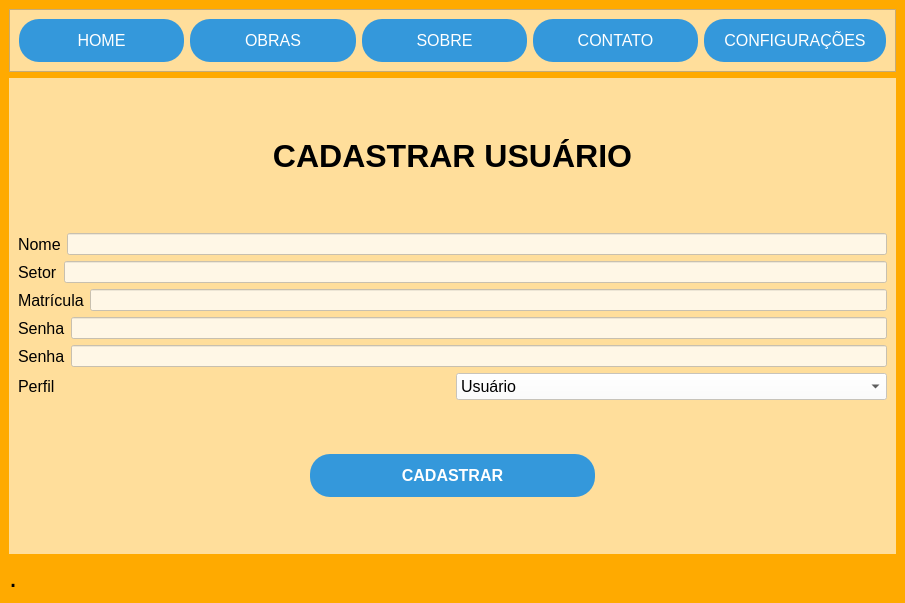
The window that UI/main.ui (luamAP/Projeto-Controle_de_obras) describes before a commit, drawn with Qt 5.
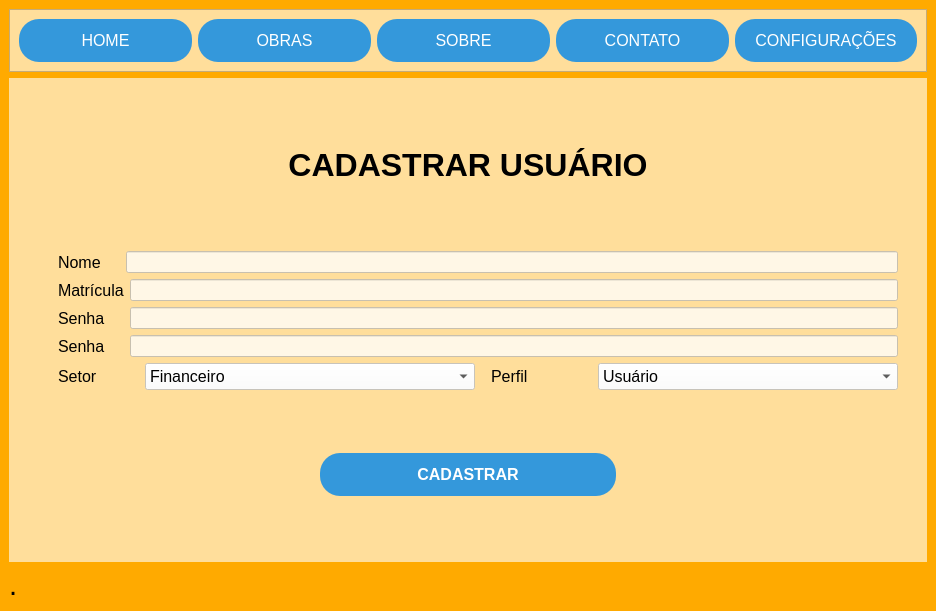
The same window after the commit. The open tabs and pages were chosen to show the change. Icons and pictures are not drawn.

```diff
--- a/UI/main.ui
+++ b/UI/main.ui
@@ -6,8 +6,8 @@
    <rect>
     <x>0</x>
     <y>0</y>
-    <width>905</width>
-    <height>603</height>
+    <width>936</width>
+    <height>611</height>
    </rect>
   </property>
   <property name="sizePolicy">
@@ -932,6 +932,15 @@
         </item>
         <item>
          <layout class="QHBoxLayout" name="horizontalLayout_2">
+          <property name="spacing">
+           <number>25</number>
+          </property>
+          <property name="leftMargin">
+           <number>40</number>
+          </property>
+          <property name="rightMargin">
+           <number>20</number>
+          </property>
           <item>
            <widget class="QLabel" name="label_3">
             <property name="font">
@@ -956,34 +965,14 @@
           </item>
          </layout>
         </item>
-        <item>
-         <layout class="QHBoxLayout" name="horizontalLayout_8">
-          <item>
-           <widget class="QLabel" name="label_10">
-            <property name="font">
-             <font>
-              <pointsize>12</pointsize>
-             </font>
-            </property>
-            <property name="styleSheet">
-             <string notr="true">background-color: rgb(255, 222, 155, 0);</string>
-            </property>
-            <property name="text">
-             <string>Setor</string>
-            </property>
-           </widget>
-          </item>
-          <item>
-           <widget class="QLineEdit" name="txt_setor">
-            <property name="styleSheet">
-             <string notr="true">background-color: rgb(255, 255, 255, 0.75);</string>
-            </property>
-           </widget>
-          </item>
-         </layout>
-        </item>
         <item>
          <layout class="QHBoxLayout" name="horizontalLayout_3">
+          <property name="leftMargin">
+           <number>40</number>
+          </property>
+          <property name="rightMargin">
+           <number>20</number>
+          </property>
           <item>
            <widget class="QLabel" name="label_4">
             <property name="font">
@@ -1010,6 +999,15 @@
         </item>
         <item>
          <layout class="QHBoxLayout" name="horizontalLayout_4">
+          <property name="spacing">
+           <number>25</number>
+          </property>
+          <property name="leftMargin">
+           <number>40</number>
+          </property>
+          <property name="rightMargin">
+           <number>20</number>
+          </property>
           <item>
            <widget class="QLabel" name="label_5">
             <property name="font">
@@ -1042,6 +1040,15 @@
         </item>
         <item>
          <layout class="QHBoxLayout" name="horizontalLayout_5">
+          <property name="spacing">
+           <number>25</number>
+          </property>
+          <property name="leftMargin">
+           <number>40</number>
+          </property>
+          <property name="rightMargin">
+           <number>20</number>
+          </property>
           <item>
            <widget class="QLabel" name="label_6">
             <property name="font">
@@ -1073,7 +1080,81 @@
          </layout>
         </item>
         <item>
+         <layout class="QHBoxLayout" name="horizontalLayout_19">
+          <property name="leftMargin">
+           <number>40</number>
+          </property>
+          <property name="rightMargin">
+           <number>20</number>
+          </property>
+          <item>
          <layout class="QHBoxLayout" name="horizontalLayout_7">
+            <property name="spacing">
+             <number>5</number>
+            </property>
+            <item>
+             <widget class="QLabel" name="label_10">
+              <property name="font">
+               <font>
+                <pointsize>12</pointsize>
+               </font>
+              </property>
+              <property name="styleSheet">
+               <string notr="true">background-color: rgb(255, 222, 155, 0);</string>
+              </property>
+              <property name="text">
+               <string>Setor</string>
+              </property>
+             </widget>
+            </item>
+            <item>
+             <widget class="QComboBox" name="cb_setor">
+              <property name="minimumSize">
+               <size>
+                <width>330</width>
+                <height>0</height>
+               </size>
+              </property>
+              <property name="font">
+               <font>
+                <pointsize>12</pointsize>
+               </font>
+              </property>
+              <property name="styleSheet">
+               <string notr="true">background-color: rgb(255, 255, 255, 0.75);</string>
+              </property>
+              <item>
+               <property name="text">
+                <string>Financeiro</string>
+               </property>
+              </item>
+              <item>
+               <property name="text">
+                <string>Contrato</string>
+               </property>
+              </item>
+              <item>
+               <property name="text">
+                <string>Engenharia</string>
+               </property>
+              </item>
+              <item>
+               <property name="text">
+                <string>Contábil</string>
+               </property>
+              </item>
+             </widget>
+            </item>
+           </layout>
+          </item>
+          <item>
+           <layout class="QHBoxLayout" name="horizontalLayout_8">
+            <property name="spacing">
+             <number>7</number>
+            </property>
+            <property name="leftMargin">
+             <number>10</number>
+            </property>
           <item>
            <widget class="QLabel" name="label_7">
             <property name="font">
@@ -1091,6 +1172,12 @@
           </item>
           <item>
            <widget class="QComboBox" name="cb_perfil">
+              <property name="minimumSize">
+               <size>
+                <width>300</width>
+                <height>0</height>
+               </size>
+              </property>
             <property name="font">
              <font>
               <pointsize>12</pointsize>
@@ -1118,6 +1205,8 @@
           </item>
          </layout>
         </item>
+         </layout>
+        </item>
         <item>
          <layout class="QHBoxLayout" name="horizontalLayout_6">
           <item>
```
Left out of the diff: 59 changed lines with no effect on the pictures. Lines whose indentation alone changed are shown as unchanged.
